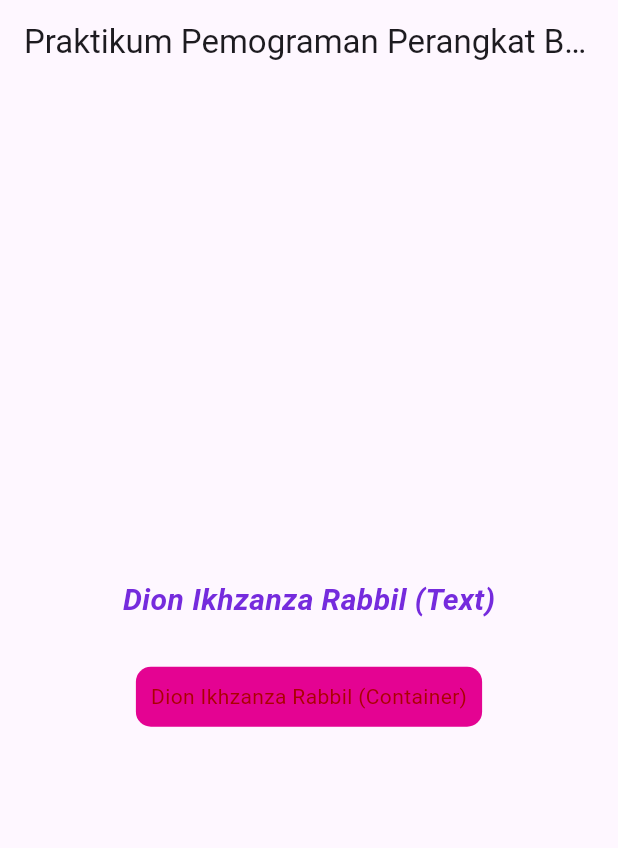
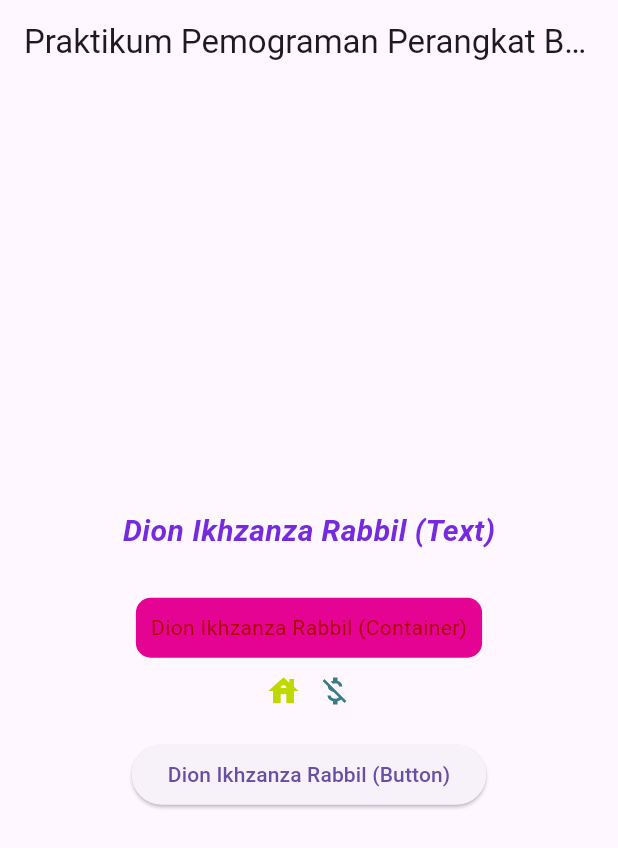
Before and after one commit to Dionn24/Dion-Ikhzanza-Rabbil---2211102441097-widget-flutter-, a Flutter app: the screen it shows after launch, on a phone screen of 412 x 824 dp. Shown: the top 848 px of the screen. Run offline on Flutter 3.47's test engine with Material 3 defaults, Android fonts, the phone set to English and light mode, and no system bars.

Commit message:
menambahkan buttton

```diff
--- a/lib/main.dart
+++ b/lib/main.dart
@@ -52,6 +52,19 @@ class WidgetDemo extends StatelessWidget {
                   style: TextStyle(color: const Color.fromARGB(255, 170, 1, 1)),
                 ),
               ),
+              Row(
+                mainAxisAlignment: MainAxisAlignment.center,
+                children: [
+                  Icon(Icons.house, color: Color.fromARGB(255, 191, 217, 0)),
+                  SizedBox(width: 10),
+                  Icon(Icons.money_off, color: Color.fromARGB(255, 57, 121, 136)),
+                ],
+              ),
+              SizedBox(height: 20),
+              ElevatedButton(
+                onPressed: () {},
+                child: Text('Dion Ikhzanza Rabbil (Button)'),
+              ),
             ],
           ),
         ),
```
